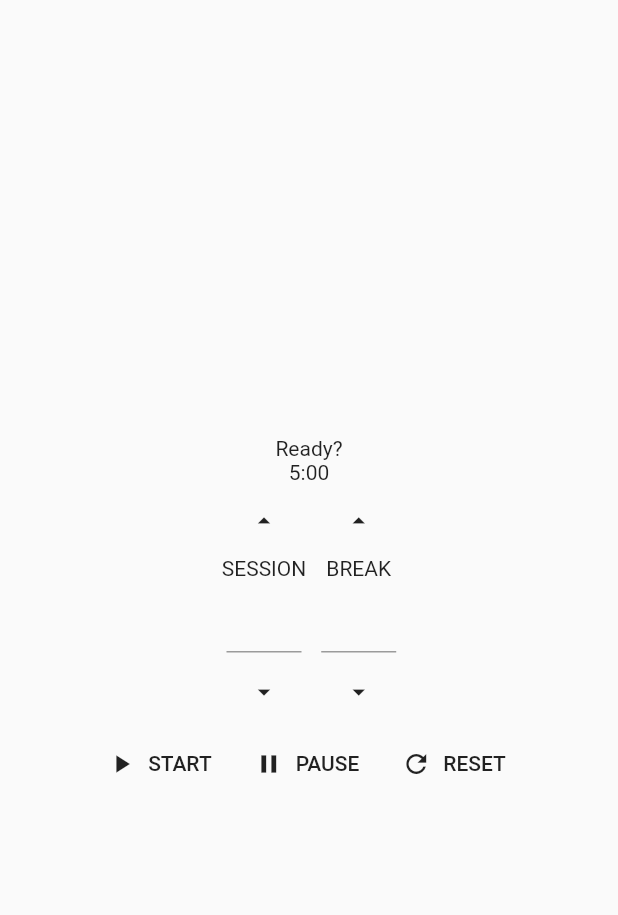
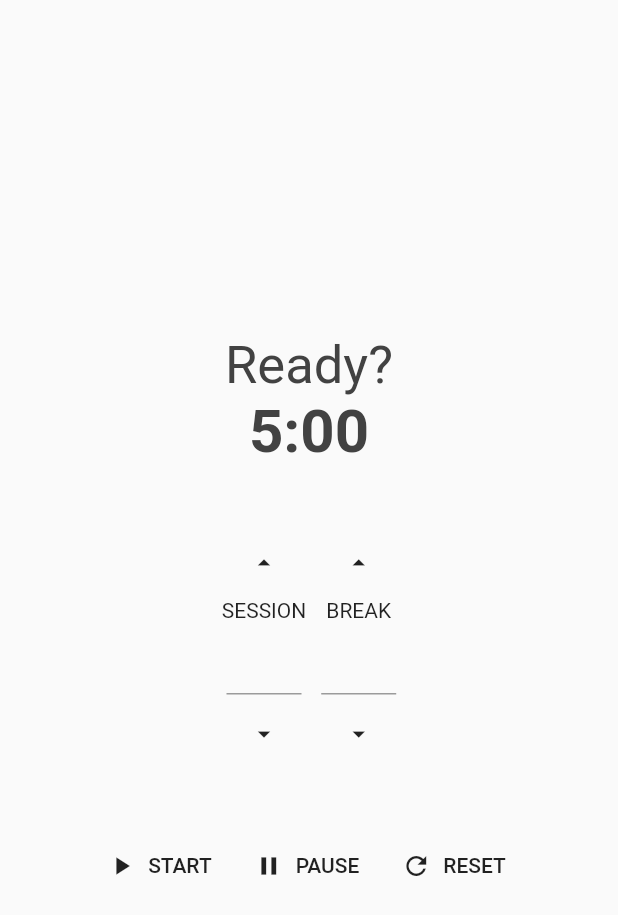
Before and after one commit to exit490/pomodoro_clock_flutter_mobx, a Flutter app: the screen it shows after launch, on a phone screen of 412 x 824 dp. Shown: the top 915 px of the screen. Run offline on Flutter 3.47's test engine with Material 2 defaults, Android fonts, the phone set to English and light mode, and no system bars.

Commit message:
Adding padding within sections and update font style.

```diff
--- a/lib/clock_core_view.dart
+++ b/lib/home/clock_core_view.dart
@@ -12,10 +12,23 @@ class StatusAndClockView extends StatelessWidget {
   }
 
   _statusText() {
-    return Text('Ready?');
+    return Text(
+      'Ready?',
+      style: TextStyle(
+        color: Colors.grey[800],
+        fontSize: 35,
+      ),
+    );
   }
 
   _timeText() {
-    return Text('5:00');
+    return Text(
+      '5:00',
+      style: TextStyle(
+        color: Colors.grey[800],
+        fontWeight: FontWeight.bold,
+        fontSize: 40,
+      ),
+    );
   }
 }
--- a/lib/home_page.dart
+++ b/lib/home/home_page.dart
@@ -1,15 +1,11 @@
 import 'package:flutter/cupertino.dart';
 import 'package:flutter/material.dart';
-import 'package:pomodoro_clock_flutter_mobx/action_buttons.dart';
-import 'package:pomodoro_clock_flutter_mobx/break_box.dart';
-import 'package:pomodoro_clock_flutter_mobx/clock_core_view.dart';
-import 'package:pomodoro_clock_flutter_mobx/session_box.dart';
+import 'package:pomodoro_clock_flutter_mobx/home/action_buttons.dart';
+import 'package:pomodoro_clock_flutter_mobx/home/break_box.dart';
+import 'package:pomodoro_clock_flutter_mobx/home/clock_core_view.dart';
+import 'package:pomodoro_clock_flutter_mobx/home/session_box.dart';
 
 class HomePage extends StatefulWidget {
-  HomePage({Key key, this.title}) : super(key: key);
-
-  final String title;
-
   @override
   _HomePageState createState() => _HomePageState();
 }
@@ -34,7 +30,9 @@ class _HomePageState extends State<HomePage> {
         crossAxisAlignment: CrossAxisAlignment.center,
         children: <Widget>[
           StatusAndClockView(),
+          Padding(padding: EdgeInsets.only(bottom: 40)),
           sessionBreakRow,
+          Padding(padding: EdgeInsets.only(top: 40)),
           ActionsButtons(),
         ],
       ),
--- a/lib/main.dart
+++ b/lib/main.dart
@@ -1,5 +1,5 @@
 import 'package:flutter/material.dart';
-import 'package:pomodoro_clock_flutter_mobx/home_page.dart';
+import 'package:pomodoro_clock_flutter_mobx/home/home_page.dart';
 
 void main() => runApp(MyApp());
 
@@ -7,11 +7,10 @@ class MyApp extends StatelessWidget {
   @override
   Widget build(BuildContext context) {
     return MaterialApp(
-      title: 'Flutter Demo',
       theme: ThemeData(
         primarySwatch: Colors.blue,
       ),
-      home: HomePage(title: 'Flutter Demo Home Page'),
+      home: HomePage(),
     );
   }
 }
```
Also changed, not shown: lib/home/action_buttons.dart (renamed from lib/action_buttons.dart), lib/home/break_box.dart (renamed from lib/break_box.dart), lib/home/session_box.dart (renamed from lib/session_box.dart).
